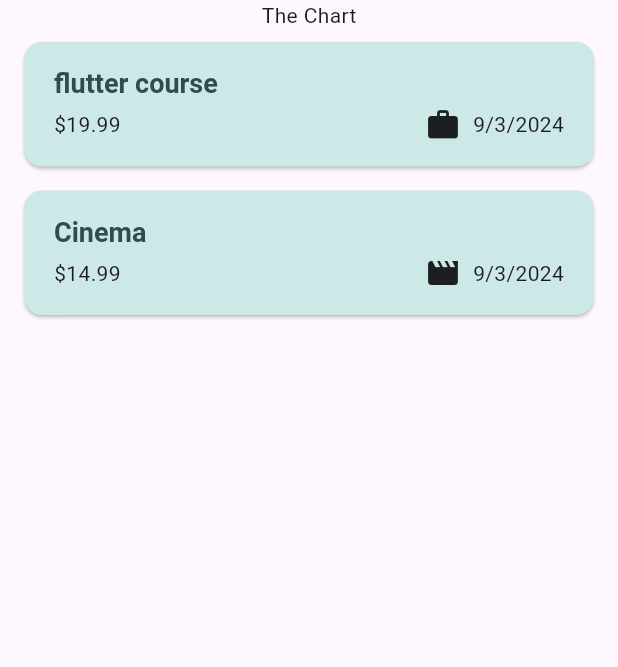
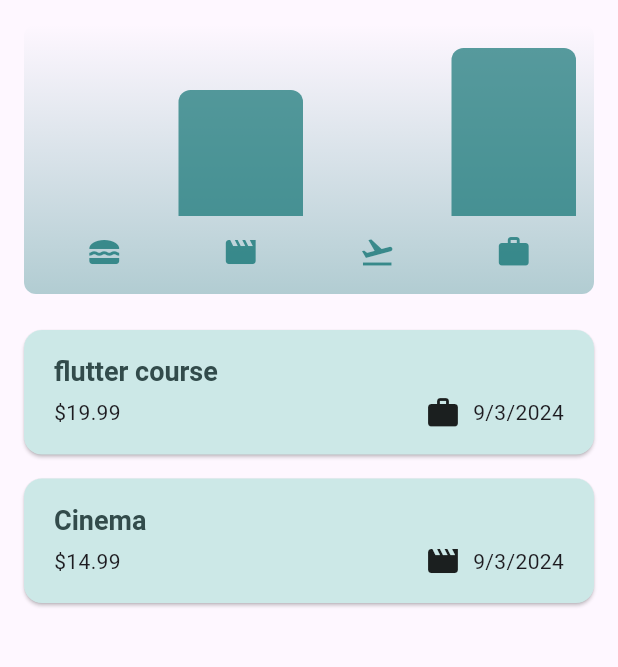
Before and after one commit to wreck046/expense_tracker, a Flutter app: the screen it shows after launch, on a phone screen of 412 x 824 dp, the part 84-751 px from its top. Run offline on Flutter 3.47's test engine with Material 3 defaults, Android fonts, the phone set to English and light mode, and no system bars.

Commit message:
adding chart for better visualization on user side which category that spent the most

```diff
--- a/lib/models/expense.dart
+++ b/lib/models/expense.dart
@@ -33,3 +33,28 @@ class Expense {
     return formatter.format(date);
   }
 }
+
+class ExpenseBucket {
+  const ExpenseBucket({
+    required this.category,
+    required this.expenses,
+  });
+
+  ExpenseBucket.forCategory(List<Expense> allExpenses, this.category)
+      : expenses = allExpenses
+            .where((expense) => expense.category == category)
+            .toList();
+
+  final Category category;
+  final List<Expense> expenses;
+
+  double get totalExpenses {
+    double sum = 0;
+
+    for (final expense in expenses) {
+      sum += expense.amount;
+    }
+
+    return sum;
+  }
+}
--- /dev/null
+++ b/lib/widget/chart/chart.dart
@@ -0,0 +1,95 @@
+import 'package:flutter/material.dart';
+
+import 'package:expense_tracker/widget/chart/chart_bar.dart';
+import 'package:expense_tracker/models/expense.dart';
+
+class Chart extends StatelessWidget {
+  const Chart({super.key, required this.expenses});
+
+  final List<Expense> expenses;
+
+  List<ExpenseBucket> get buckets {
+    return [
+      ExpenseBucket.forCategory(expenses, Category.food),
+      ExpenseBucket.forCategory(expenses, Category.leisure),
+      ExpenseBucket.forCategory(expenses, Category.travel),
+      ExpenseBucket.forCategory(expenses, Category.work),
+    ];
+  }
+
+  double get maxTotalExpense {
+    double maxTotalExpense = 0;
+
+    for (final bucket in buckets) {
+      if (bucket.totalExpenses > maxTotalExpense) {
+        maxTotalExpense = bucket.totalExpenses;
+      }
+    }
+
+    return maxTotalExpense;
+  }
+
+  @override
+  Widget build(BuildContext context) {
+    final isDarkMode =
+        MediaQuery.of(context).platformBrightness == Brightness.dark;
+    return Container(
+      margin: const EdgeInsets.all(16),
+      padding: const EdgeInsets.symmetric(
+        vertical: 16,
+        horizontal: 8,
+      ),
+      width: double.infinity,
+      height: 180,
+      decoration: BoxDecoration(
+        borderRadius: BorderRadius.circular(8),
+        gradient: LinearGradient(
+          colors: [
+            Theme.of(context).colorScheme.primary.withOpacity(0.3),
+            Theme.of(context).colorScheme.primary.withOpacity(0.0)
+          ],
+          begin: Alignment.bottomCenter,
+          end: Alignment.topCenter,
+        ),
+      ),
+      child: Column(
+        children: [
+          Expanded(
+            child: Row(
+              crossAxisAlignment: CrossAxisAlignment.end,
+              children: [
+                for (final bucket in buckets) // alternative to map()
+                  ChartBar(
+                    fill: bucket.totalExpenses == 0
+                        ? 0
+                        : bucket.totalExpenses / maxTotalExpense,
+                  )
+              ],
+            ),
+          ),
+          const SizedBox(height: 12),
+          Row(
+            children: buckets
+                .map(
+                  (bucket) => Expanded(
+                    child: Padding(
+                      padding: const EdgeInsets.symmetric(horizontal: 4),
+                      child: Icon(
+                        categoryIcons[bucket.category],
+                        color: isDarkMode
+                            ? Theme.of(context).colorScheme.secondary
+                            : Theme.of(context)
+                                .colorScheme
+                                .primary
+                                .withOpacity(0.7),
+                      ),
+                    ),
+                  ),
+                )
+                .toList(),
+          )
+        ],
+      ),
+    );
+  }
+}
--- /dev/null
+++ b/lib/widget/chart/chart_bar.dart
@@ -0,0 +1,34 @@
+import 'package:flutter/material.dart';
+
+class ChartBar extends StatelessWidget {
+  const ChartBar({
+    super.key,
+    required this.fill,
+  });
+
+  final double fill;
+
+  @override
+  Widget build(BuildContext context) {
+    final isDarkMode =
+        MediaQuery.of(context).platformBrightness == Brightness.dark;
+    return Expanded(
+      child: Padding(
+        padding: const EdgeInsets.symmetric(horizontal: 4),
+        child: FractionallySizedBox(
+          heightFactor: fill,
+          child: DecoratedBox(
+            decoration: BoxDecoration(
+              shape: BoxShape.rectangle,
+              borderRadius:
+                  const BorderRadius.vertical(top: Radius.circular(8)),
+              color: isDarkMode
+                  ? Theme.of(context).colorScheme.secondary
+                  : Theme.of(context).colorScheme.primary.withOpacity(0.65),
+            ),
+          ),
+        ),
+      ),
+    );
+  }
+}
--- a/lib/widget/expenses.dart
+++ b/lib/widget/expenses.dart
@@ -1,3 +1,4 @@
+import 'package:expense_tracker/widget/chart/chart.dart';
 import 'package:expense_tracker/widget/expenses_list/expenses_list.dart';
 import 'package:expense_tracker/models/expense.dart';
 import 'package:expense_tracker/widget/new_expense.dart';
@@ -81,7 +82,7 @@ class _ExpensesState extends State<Expenses> {
       ),
       body: Column(
         children: [
-          const Text('The Chart'),
+          Chart(expenses: _registeredExpenses),
           Expanded(
             child: mainContent,
           ),
```
